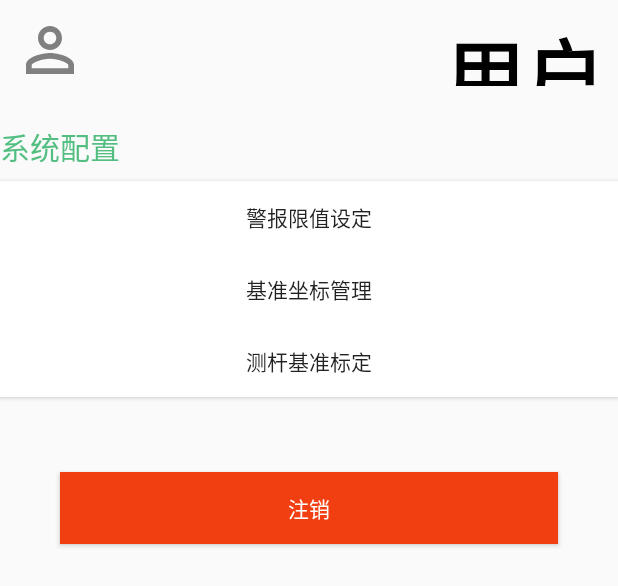
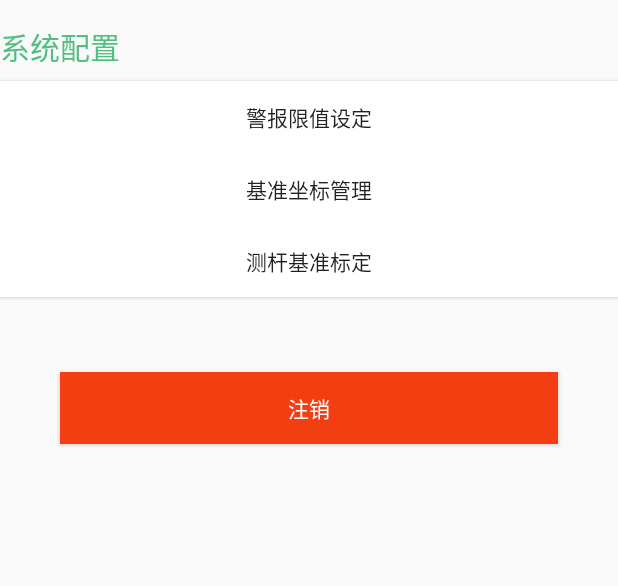
Before and after one commit to sume520/tunnelmonitoring, an Android app: the layout fragment_user_center.xml on its own in the app's theme, with its tools: preview values and no code run, on a phone screen of 412 x 824 dp. Shown: the top 586 px of the screen. Run offline under Robolectric (Android 15) with nearby library versions, the phone set to English and light mode, and no system bars.

```diff
--- a/app/src/main/java/com/sun/tunnelmonitoring/MainActivity.kt
+++ b/app/src/main/java/com/sun/tunnelmonitoring/MainActivity.kt
@@ -57,7 +57,7 @@ class MainActivity : AppCompatActivity() {
     override fun onCreate(savedInstanceState: Bundle?) {
         super.onCreate(savedInstanceState)
         setContentView(R.layout.activity_main)
-
+        Log.i("MainActivity","oncreate")
         supportFragmentManager.inTransaction { add(R.id.activity_fragment, HomeFragment.get()) }
         navigation.setOnNavigationItemSelectedListener(mOnNavigationItemSelectedListener)
         title = "主页"
--- a/app/src/main/res/layout/fragment_register.xml
+++ b/app/src/main/res/layout/fragment_register.xml
@@ -1,7 +1,8 @@
 <?xml version="1.0" encoding="utf-8"?>
 <RelativeLayout xmlns:android="http://schemas.android.com/apk/res/android"
     android:layout_width="match_parent"
-    android:layout_height="match_parent">
+    android:layout_height="match_parent"
+    android:background="#FFFFFF">
 
     <EditText
         android:id="@+id/reg_et_account"
--- a/app/src/main/res/layout/fragment_user_center.xml
+++ b/app/src/main/res/layout/fragment_user_center.xml
@@ -6,29 +6,6 @@
     android:orientation="vertical"
     tools:context=".UserCenterFragment">
 
-    <RelativeLayout
-        android:layout_width="match_parent"
-        android:layout_height="wrap_content"
-        android:layout_margin="6dp"
-        android:padding="3dp">
-
-        <ImageView
-            android:layout_width="48dp"
-            android:layout_height="48dp"
-            android:src="@drawable/ic_person_outline_black_24dp" />
-
-        <TextView
-            android:id="@+id/tv_username"
-            android:layout_width="wrap_content"
-            android:layout_height="48dp"
-            android:layout_alignParentRight="true"
-            android:clickable="true"
-            android:gravity="center_vertical"
-            android:text="用户"
-            android:textColor="#000000"
-            android:textSize="80px"
-            android:textStyle="bold" />
-    </RelativeLayout>
 
     <TextView
         android:layout_width="wrap_content"
```
Also changed, not shown: app/src/main/AndroidManifest.xml (+8 -2 lines), app/src/main/java/com/sun/tunnelmonitoring/HomeFragment.kt (+0 -28 lines), app/src/main/java/com/sun/tunnelmonitoring/UserCenterFragment.kt (+4 -15 lines), app/src/main/java/com/sun/tunnelmonitoring/login/LoginActivity.kt (+11 -14 lines), app/src/main/java/com/sun/tunnelmonitoring/login/LoginFragment.kt (+30 -24 lines), app/src/main/java/com/sun/tunnelmonitoring/login/RegisterFragment.kt (+8 -12 lines).
